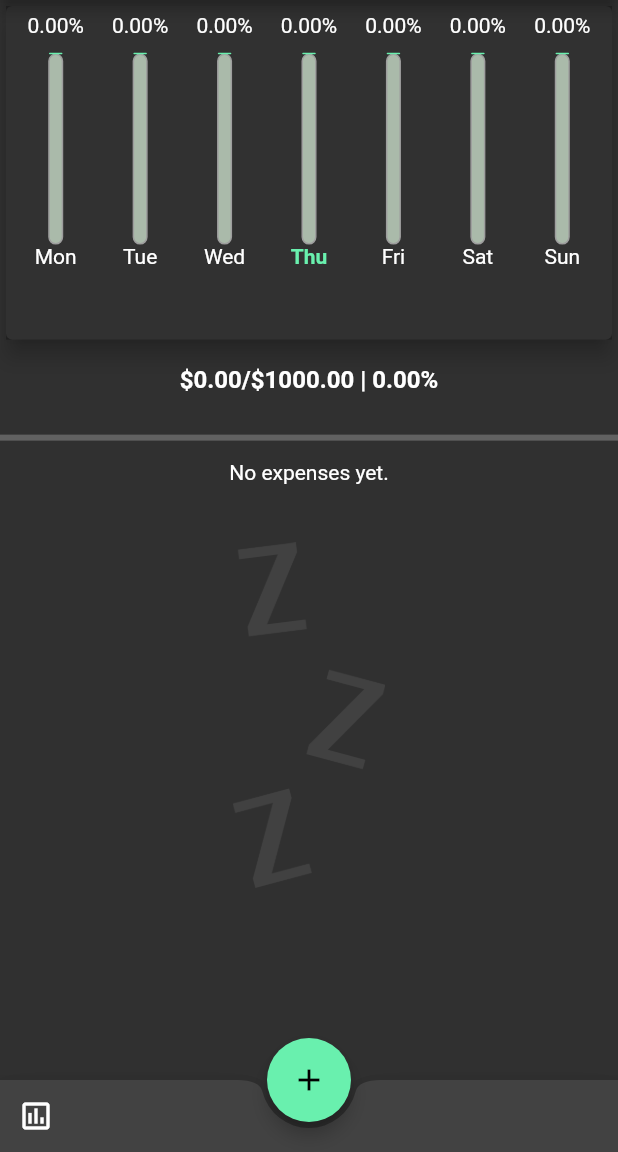
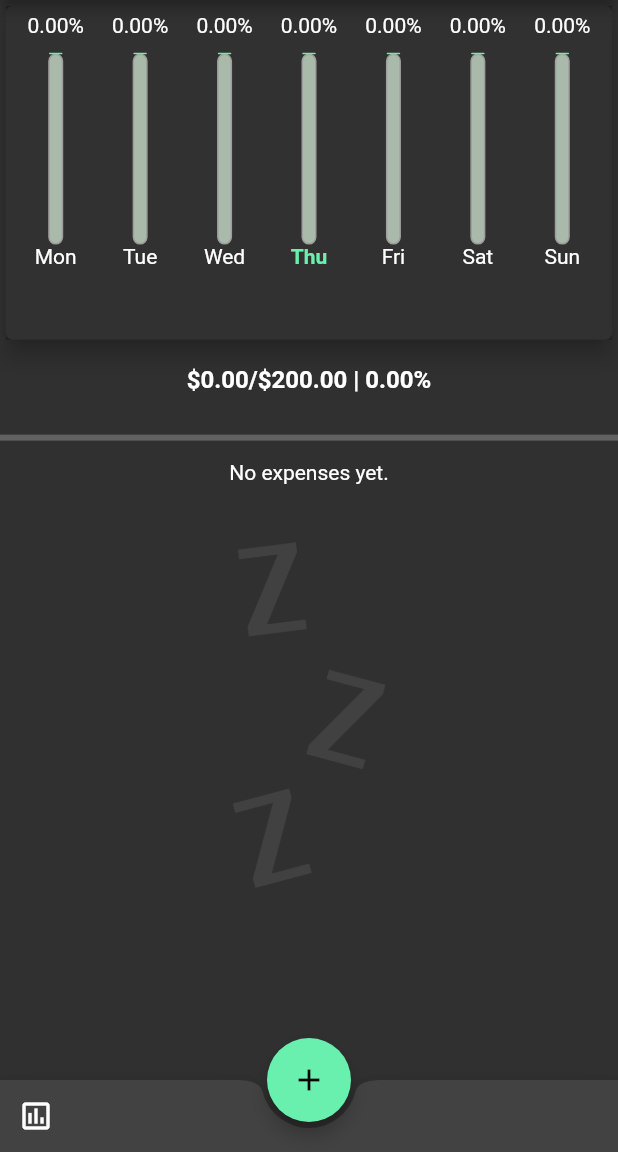
Before and after one commit to Marin-Peptenaru/flutter-expense-tracker, a Flutter app: the screen it shows after launch, on a phone screen of 412 x 824 dp, the part 84-1236 px from its top. Run offline on Flutter 3.47's test engine with Material 2 defaults, Android fonts, the phone set to English and light mode, and no system bars; our stand-ins replace fl_chart, shared_preferences; missing offline and left inert: optional.

Commit message:
Added feature: budget set by user is now stored on the device as a shared preference

```diff
--- a/lib/main.dart
+++ b/lib/main.dart
@@ -1,14 +1,16 @@
-import 'package:expense_tracker/repositories/repository.dart';
-import 'package:expense_tracker/services/expense_manager.dart';
-import 'package:expense_tracker/widgets/expense_type_stats.dart';
-import 'package:expense_tracker/widgets/expenses_type.dart';
-import 'package:expense_tracker/widgets/settings.dart';
 import 'package:flutter/material.dart';
 import 'package:flutter/services.dart';
 import 'package:provider/provider.dart';
 import 'models/validation/expense_validator.dart';
+import '/screens/loading.dart';
+import '/repositories/repository.dart';
+import '/services/expense_manager.dart';
+import '/utils/user_preferences_manager.dart';
+import 'screens/expense_type_stats.dart';
+import 'screens/expenses_type.dart';
+import 'screens/settings.dart';
 import 'models/expense.dart';
-import 'widgets/homepage.dart';
+import 'screens/homepage.dart';
 import 'utils/route_names.dart';
 
 void main() {
@@ -21,19 +23,18 @@ void main() {
   runApp(MyApp());
 }
 
-class MyApp extends StatelessWidget with PageRouter{
-  ExpenseManager initExpenseManager() {
+class MyApp extends StatelessWidget with PageRouter {
+  Future<ExpenseManager> initExpenseManager() async {
+    final budget = UserPreferencesManager.getUserBudget();
     var manager = ExpenseManager(
         Repository<int, Expense>(validator: ExpenseValidator()),
-        budgetCap: 1000);
+        budgetCap: await budget);
     return manager;
   }
 
-  // This widget is the root of your application.
-  @override
-  Widget build(BuildContext context) {
+  Widget _actualApplication(ExpenseManager expenseManager) {
     return ChangeNotifierProvider(
-      create: (context) => initExpenseManager(),
+      create: (context) => expenseManager,
       child: MaterialApp(
           title: 'Expense Tracker',
           theme: ThemeData.dark(),
@@ -45,4 +46,23 @@ class MyApp extends StatelessWidget with PageRouter{
           home: HomePageScreen(title: 'Expense Tracker Application')),
     );
   }
+
+  Widget _loadingScreen() {
+    return MaterialApp(
+      title: 'Expense Tracker',
+      theme: ThemeData.dark(),
+      home: LoadingScreen(),
+    );
+  }
+
+  // This widget is the root of your application.
+  @override
+  Widget build(BuildContext context) {
+    return FutureBuilder<ExpenseManager>(
+      future: initExpenseManager(),
+      builder: (context, snapshot) => snapshot.hasData
+          ? _actualApplication(snapshot.requireData)
+          : _loadingScreen(),
+    );
+  }
 }
--- a/lib/widgets/expenses_type.dart
+++ b/lib/screens/expenses_type.dart
@@ -1,7 +1,7 @@
 import 'package:flutter/material.dart';
 import 'package:provider/provider.dart';
-import 'expense_bar.dart';
-import 'expense_list.dart';
+import '../widgets/expense_bar.dart';
+import '../widgets/expense_list.dart';
 
 import '../models/expense.dart';
 import '../services/expense_manager.dart';
--- a/lib/widgets/expense_form.dart
+++ b/lib/widgets/expense_form.dart
@@ -4,7 +4,6 @@ import 'package:expense_tracker/services/expense_manager.dart';
 import '../models/expense.dart';
 import 'package:flutter/material.dart';
 import 'package:intl/intl.dart';
-import 'package:provider/provider.dart';
 
 //TODO: solve overflow issue caused by soft keyboard
 class ExpenseForm extends StatefulWidget {
@@ -50,7 +49,7 @@ class _ExpenseFormState extends State<ExpenseForm> {
       lastDate: DateTime.now(),
     ).then((selectedDate) {
       setState(() {
-        _pickedDate = selectedDate == null ? _pickedDate : selectedDate;
+        _pickedDate = selectedDate ?? _pickedDate ;
       });
     });
   }
--- a/pubspec.yaml
+++ b/pubspec.yaml
@@ -33,6 +33,8 @@ dependencies:
   fl_chart: ^0.35.0
 
   shared_preferences: ^2.0.5
+
+  sqflite: ^2.0.0+3
 
 
   # The following adds the Cupertino Icons font to your application.
```
Also changed, not shown: lib/screens/homepage.dart (renamed from lib/widgets/homepage.dart, +4 -4 lines), lib/screens/loading.dart (added, +11 -0 lines), lib/utils/database/expense_database_extension.dart (added, +21 -0 lines), lib/screens/expense_type_stats.dart (renamed from lib/widgets/expense_type_stats.dart), lib/screens/settings.dart (renamed from lib/widgets/settings.dart), pubspec.lock.
